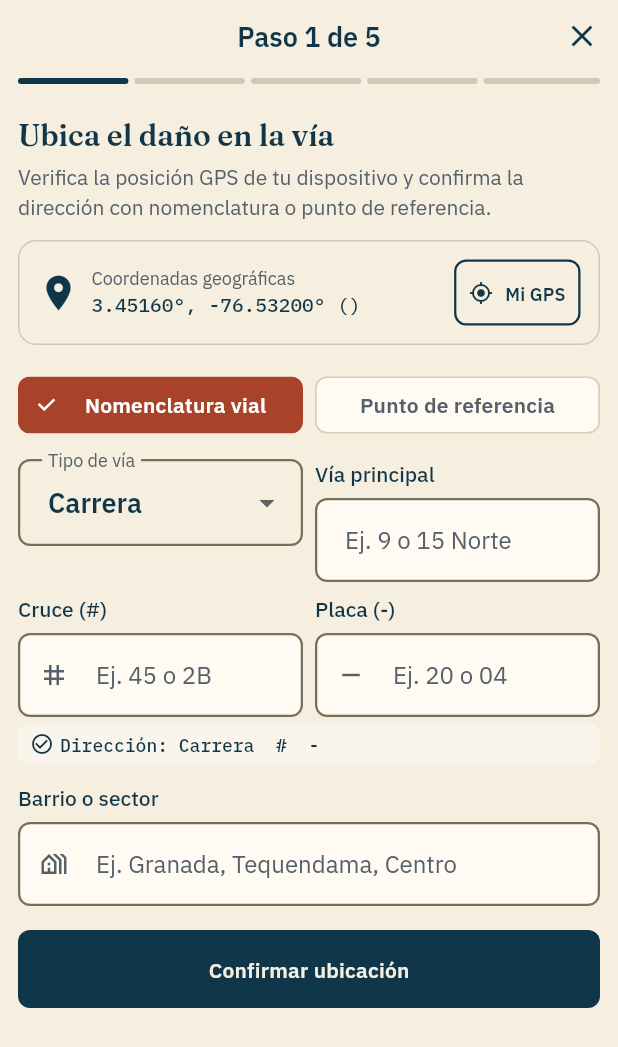
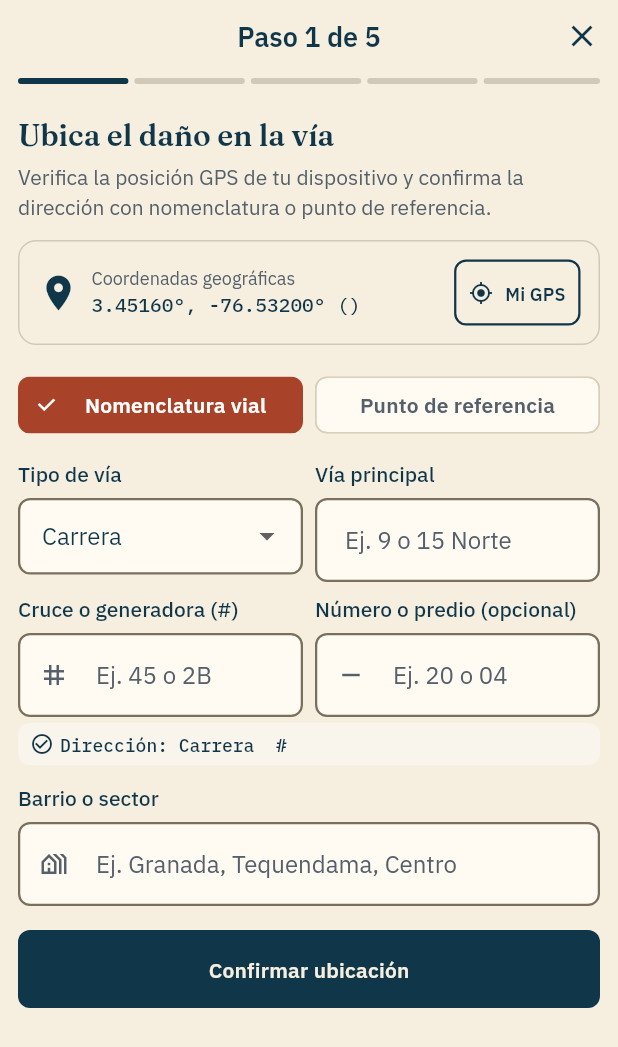
Before and after one commit to Juanda2005123/CivicApp, a Flutter app: the ReportWizardScreen screen opened by its route, on a phone screen of 412 x 824 dp. Shown: the top 1047 px of the screen. Run offline on Flutter 3.47's test engine with Material 3 defaults, Android fonts, the phone set to English and light mode, and no system bars; our stand-ins replace equatable, flutter_bloc, flutter_dotenv, geolocator, get_it, image_picker and 1 more; accounts and stored records are empty.

Commit message:
feat(reports): polish wizard UI, fix Supabase relationship embedding, and document sprint 2 handoff

```diff
--- a/lib/features/reports/data/datasources/incident_remote_data_source.dart
+++ b/lib/features/reports/data/datasources/incident_remote_data_source.dart
@@ -29,7 +29,7 @@ class IncidentRemoteDataSource {
       final createdRow = await _client
           .from('road_incident')
           .insert(insertData)
-          .select('*, category:incident_category(name, icon), reporter:user_profile(full_name, civic_rank(name))')
+          .select('*, category:incident_category(name, icon), reporter:user_profile!fk_incident_reporter_user(full_name, civic_rank(name))')
           .single();
 
       final createdIncidentId = createdRow['id_incident'] as String;
@@ -156,7 +156,7 @@ class IncidentRemoteDataSource {
       var query = _client.from('road_incident').select('''
         *,
         category:incident_category(name, icon),
-        reporter:user_profile(full_name, civic_rank(name)),
+        reporter:user_profile!fk_incident_reporter_user(full_name, civic_rank(name)),
         incident_photo(*),
         incident_upvote(id_user),
         incident_comment(id_comment)
--- a/lib/features/reports/ui/widgets/location_pin_picker.dart
+++ b/lib/features/reports/ui/widgets/location_pin_picker.dart
@@ -96,26 +96,46 @@ class _LocationPinPickerState extends State<LocationPinPicker> {
   }
 
   void _tryParseInitialAddress(String address) {
-    // Basic detection: "Tipo Vía # Cruce - Placa"
-    final regex = RegExp(
+    // 1. Detection with plaque: "Tipo Vía # Cruce - Placa"
+    final regexWithPlaque = RegExp(
       r'^(Carrera|Calle|Avenida|Diagonal|Transversal|Circular|Autopista)\s+([^#]+)#\s*([^-]+)-\s*(.+)$',
       caseSensitive: false,
     );
-    final match = regex.firstMatch(address.trim());
-    if (match != null) {
+    final matchWithPlaque = regexWithPlaque.firstMatch(address.trim());
+    if (matchWithPlaque != null) {
       final matchedType = _roadTypes.firstWhere(
-        (t) => t.toLowerCase() == match.group(1)!.toLowerCase(),
+        (t) => t.toLowerCase() == matchWithPlaque.group(1)!.toLowerCase(),
         orElse: () => 'Carrera',
       );
       _selectedRoadType = matchedType;
-      _mainRoadNumberController.text = match.group(2)!.trim();
-      _crossRoadNumberController.text = match.group(3)!.trim();
-      _plaqueNumberController.text = match.group(4)!.trim();
+      _mainRoadNumberController.text = matchWithPlaque.group(2)!.trim();
+      _crossRoadNumberController.text = matchWithPlaque.group(3)!.trim();
+      _plaqueNumberController.text = matchWithPlaque.group(4)!.trim();
       _useStructuredAddress = true;
-    } else {
+      return;
+    }
+
+    // 2. Detection without plaque: "Tipo Vía # Cruce"
+    final regexNoPlaque = RegExp(
+      r'^(Carrera|Calle|Avenida|Diagonal|Transversal|Circular|Autopista)\s+([^#]+)#\s*(.+)$',
+      caseSensitive: false,
+    );
+    final matchNoPlaque = regexNoPlaque.firstMatch(address.trim());
+    if (matchNoPlaque != null) {
+      final matchedType = _roadTypes.firstWhere(
+        (t) => t.toLowerCase() == matchNoPlaque.group(1)!.toLowerCase(),
+        orElse: () => 'Carrera',
+      );
+      _selectedRoadType = matchedType;
+      _mainRoadNumberController.text = matchNoPlaque.group(2)!.trim();
+      _crossRoadNumberController.text = matchNoPlaque.group(3)!.trim();
+      _plaqueNumberController.text = '';
+      _useStructuredAddress = true;
+      return;
+    }
+
     _useStructuredAddress = false;
     _freeAddressController.text = address;
-    }
   }
 
   @override
@@ -152,6 +172,9 @@ class _LocationPinPickerState extends State<LocationPinPicker> {
       final main = _mainRoadNumberController.text.trim();
       final cross = _crossRoadNumberController.text.trim();
       final plaque = _plaqueNumberController.text.trim();
+      if (plaque.isEmpty) {
+        return '$_selectedRoadType $main # $cross';
+      }
       return '$_selectedRoadType $main # $cross - $plaque';
     }
     return _freeAddressController.text.trim();
@@ -296,22 +319,58 @@ class _LocationPinPickerState extends State<LocationPinPicker> {
               children: [
                 Expanded(
                   flex: 5,
+                  child: AppFieldLabel(
+                    label: 'Tipo de vía',
                     child: DropdownButtonFormField<String>(
                       initialValue: _selectedRoadType,
+                      isExpanded: true,
+                      style: theme.textTheme.bodyLarge?.copyWith(
+                        color: theme.colorScheme.onSurface,
+                      ),
                       decoration: InputDecoration(
-                      labelText: 'Tipo de vía',
                         filled: true,
-                      fillColor: theme.colorScheme.surface,
+                        fillColor: theme.colorScheme.surfaceContainerLow,
                         border: OutlineInputBorder(
-                        borderRadius: BorderRadius.circular(AppRadii.md),
+                          borderRadius: BorderRadius.circular(AppRadii.sm),
+                          borderSide: BorderSide(
+                            color: theme.colorScheme.outline,
+                            width: 1.5,
+                          ),
+                        ),
+                        enabledBorder: OutlineInputBorder(
+                          borderRadius: BorderRadius.circular(AppRadii.sm),
+                          borderSide: BorderSide(
+                            color: theme.colorScheme.outline,
+                            width: 1.5,
+                          ),
+                        ),
+                        focusedBorder: OutlineInputBorder(
+                          borderRadius: BorderRadius.circular(AppRadii.sm),
+                          borderSide: BorderSide(
+                            color: theme.colorScheme.primary,
+                            width: 2.0,
+                          ),
+                        ),
+                        contentPadding: const EdgeInsets.symmetric(
+                          horizontal: AppSpacing.md,
+                          vertical: 13.5,
                         ),
                       ),
                       items: _roadTypes.map((type) {
-                      return DropdownMenuItem(value: type, child: Text(type));
+                        return DropdownMenuItem(
+                          value: type,
+                          child: Text(
+                            type,
+                            style: theme.textTheme.bodyLarge?.copyWith(
+                              color: theme.colorScheme.onSurface,
+                            ),
+                          ),
+                        );
                       }).toList(),
                       onChanged: (val) {
                         if (val != null) setState(() => _selectedRoadType = val);
                       },
+                    ),
                   ),
                 ),
                 const SizedBox(width: AppSpacing.sm),
@@ -341,7 +400,7 @@ class _LocationPinPickerState extends State<LocationPinPicker> {
               children: [
                 Expanded(
                   child: AppTextField(
-                    label: 'Cruce (#)',
+                    label: 'Cruce o generadora (#)',
                     controller: _crossRoadNumberController,
                     hint: 'Ej. 45 o 2B',
                     prefixIcon: Icons.tag,
@@ -357,15 +416,12 @@ class _LocationPinPickerState extends State<LocationPinPicker> {
                 const SizedBox(width: AppSpacing.sm),
                 Expanded(
                   child: AppTextField(
-                    label: 'Placa (-)',
+                    label: 'Número o predio (opcional)',
                     controller: _plaqueNumberController,
                     hint: 'Ej. 20 o 04',
                     prefixIcon: Icons.remove,
                     validator: (v) {
-                      if (!_useStructuredAddress) return null;
-                      if (v == null || v.trim().isEmpty) {
-                        return 'Requerido';
-                      }
+                      // Placa is optional per Colombian road damage context
                       return null;
                     },
                   ),
```
Also changed, not shown: lib/features/reports/ui/screens/report_wizard_screen.dart (+61 -16 lines), lib/features/reports/ui/widgets/severity_chip_selector.dart (+43 -42 lines), 2 other files. Lines whose indentation alone changed are shown as unchanged.
